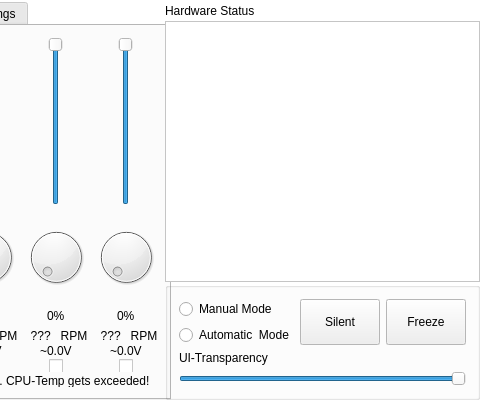
First picture: the form in FanControllerV2/fancontrollerv2.ui, repository Alia5/FanControllerV2, before the edit; both pictures show x 270 to 750 and y 0 to 400 of the 750 by 400 pixel window.
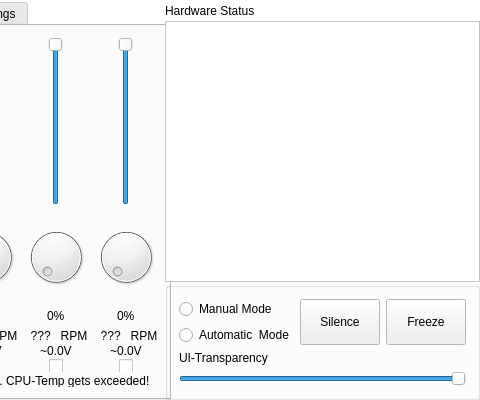
Second picture: the form after the edit. Icons and pictures are not drawn. Custom widgets are drawn as their Qt base class.

Commit message: improvements to silence and freeze mode

Patch:
```diff
--- a/FanControllerV2/fancontrollerv2.ui
+++ b/FanControllerV2/fancontrollerv2.ui
@@ -2826,7 +2826,7 @@
                   <string notr="true"/>
                  </property>
                  <property name="text">
-                  <string>Silent</string>
+                  <string>Silence</string>
                  </property>
                 </widget>
                </item>
```
The commit also changes 9 other files.
